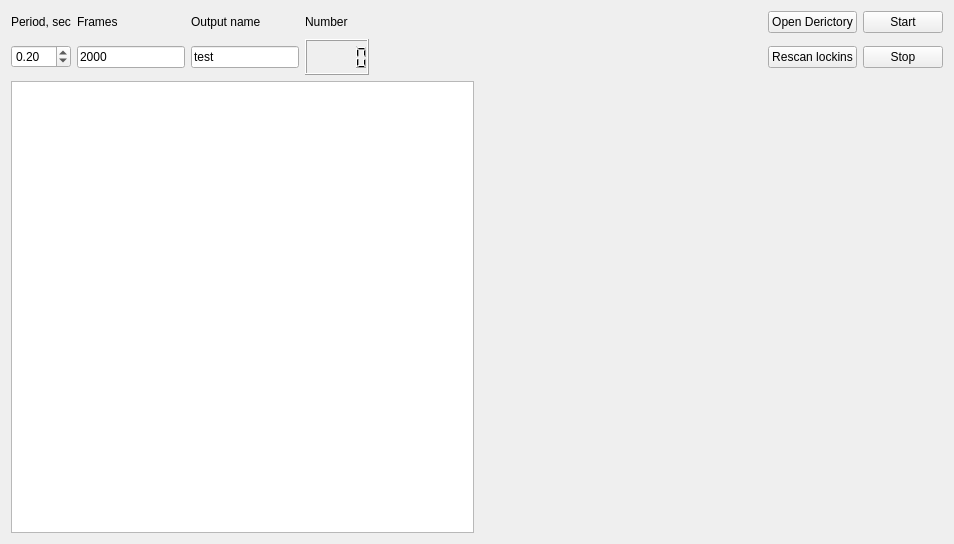
Nikita-Presnov/Qlockin, file mainwindow.ui: the form before one commit.
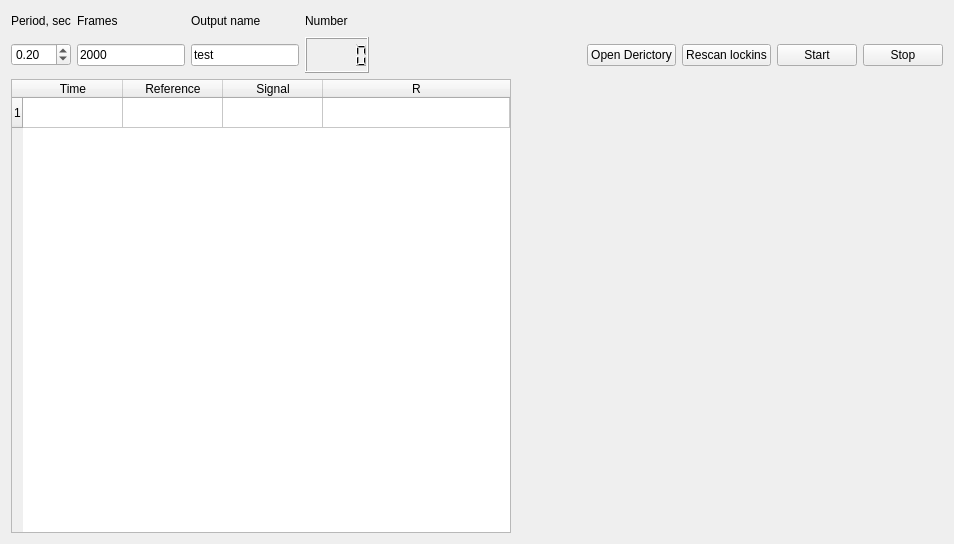
The form after the commit. Custom widgets are drawn as their Qt base class.

Commit message: Table instead textbrowser

```diff
--- a/mainwindow.ui
+++ b/mainwindow.ui
@@ -95,7 +95,7 @@
         </property>
        </widget>
       </item>
-      <item row="1" column="7">
+      <item row="1" column="8">
        <widget class="QPushButton" name="stop_botton">
         <property name="sizePolicy">
          <sizepolicy hsizetype="Minimum" vsizetype="Fixed">
@@ -115,6 +115,13 @@
         </property>
        </widget>
       </item>
+      <item row="1" column="5">
+       <widget class="QPushButton" name="dir_button">
+        <property name="text">
+         <string>Open Derictory</string>
+        </property>
+       </widget>
+      </item>
       <item row="1" column="1">
        <widget class="QLineEdit" name="numer_frame">
         <property name="sizePolicy">
@@ -128,10 +135,10 @@
         </property>
        </widget>
       </item>
-      <item row="0" column="6">
-       <widget class="QPushButton" name="dir_button">
+      <item row="1" column="6">
+       <widget class="QPushButton" name="rescan_button">
         <property name="text">
-         <string>Open Derictory</string>
+         <string>Rescan lockins</string>
         </property>
        </widget>
       </item>
@@ -161,7 +168,7 @@
         </property>
        </widget>
       </item>
-      <item row="0" column="7">
+      <item row="1" column="7">
        <widget class="QPushButton" name="start_botton">
         <property name="sizePolicy">
          <sizepolicy hsizetype="Minimum" vsizetype="Fixed">
@@ -174,24 +181,79 @@
         </property>
        </widget>
       </item>
-      <item row="1" column="6">
-       <widget class="QPushButton" name="rescan_button">
-        <property name="text">
-         <string>Rescan lockins</string>
-        </property>
-       </widget>
-      </item>
      </layout>
     </item>
-    <item row="1" column="0">
-     <widget class="QTableView" name="tableView"/>
+    <item row="1" column="0" rowspan="2">
+     <widget class="QTableWidget" name="tableWidget">
+      <property name="sizePolicy">
+       <sizepolicy hsizetype="Minimum" vsizetype="Expanding">
+        <horstretch>0</horstretch>
+        <verstretch>0</verstretch>
+       </sizepolicy>
+      </property>
+      <property name="minimumSize">
+       <size>
+        <width>500</width>
+        <height>0</height>
+       </size>
+      </property>
+      <property name="rowCount">
+       <number>1</number>
+      </property>
+      <attribute name="horizontalHeaderVisible">
+       <bool>true</bool>
+      </attribute>
+      <attribute name="horizontalHeaderMinimumSectionSize">
+       <number>100</number>
+      </attribute>
+      <attribute name="horizontalHeaderDefaultSectionSize">
+       <number>100</number>
+      </attribute>
+      <attribute name="horizontalHeaderHighlightSections">
+       <bool>true</bool>
+      </attribute>
+      <attribute name="horizontalHeaderStretchLastSection">
+       <bool>true</bool>
+      </attribute>
+      <attribute name="verticalHeaderVisible">
+       <bool>true</bool>
+      </attribute>
+      <attribute name="verticalHeaderCascadingSectionResizes">
+       <bool>true</bool>
+      </attribute>
+      <attribute name="verticalHeaderShowSortIndicator" stdset="0">
+       <bool>false</bool>
+      </attribute>
+      <attribute name="verticalHeaderStretchLastSection">
+       <bool>false</bool>
+      </attribute>
+      <row/>
+      <column>
+       <property name="text">
+        <string>Time</string>
+       </property>
+      </column>
+      <column>
+       <property name="text">
+        <string>Reference</string>
+       </property>
+      </column>
+      <column>
+       <property name="text">
+        <string>Signal</string>
+       </property>
+      </column>
+      <column>
+       <property name="text">
+        <string>R</string>
+       </property>
+      </column>
+     </widget>
     </item>
     <item row="1" column="1">
-     <layout class="QVBoxLayout" name="verticalLayout">
-      <item>
        <widget class="QwtPlot" name="qwtPlot_reference_r">
         <property name="sizePolicy">
-         <sizepolicy hsizetype="MinimumExpanding" vsizetype="Expanding">
+       <sizepolicy hsizetype="Expanding" vsizetype="Expanding">
           <horstretch>0</horstretch>
           <verstretch>0</verstretch>
          </sizepolicy>
@@ -207,10 +269,10 @@
         </property>
        </widget>
       </item>
-      <item>
+    <item row="2" column="1">
        <widget class="QwtPlot" name="qwtPlot_reference_signal">
         <property name="sizePolicy">
-         <sizepolicy hsizetype="MinimumExpanding" vsizetype="Expanding">
+       <sizepolicy hsizetype="Expanding" vsizetype="Expanding">
           <horstretch>0</horstretch>
           <verstretch>0</verstretch>
          </sizepolicy>
@@ -225,8 +287,6 @@
          </brush>
         </property>
        </widget>
-      </item>
-     </layout>
     </item>
    </layout>
   </widget>
```
Lines whose indentation alone changed are shown as unchanged. The commit also changes 3 other files.
